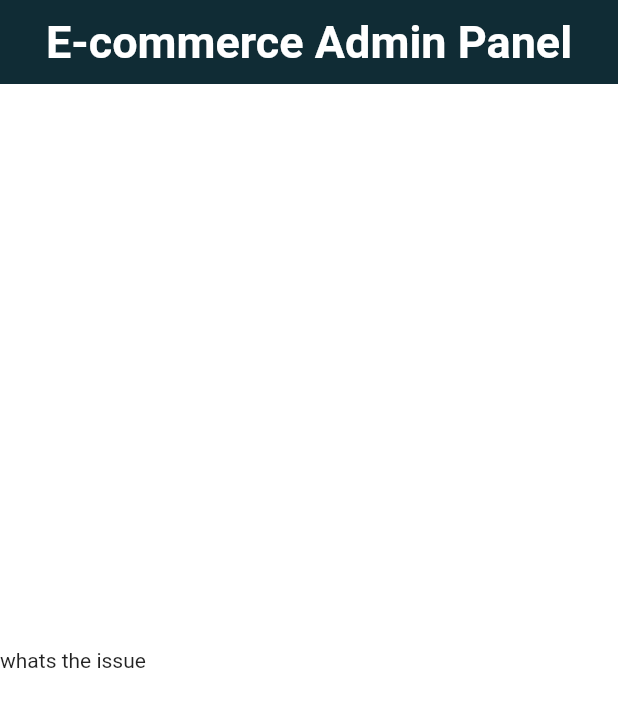
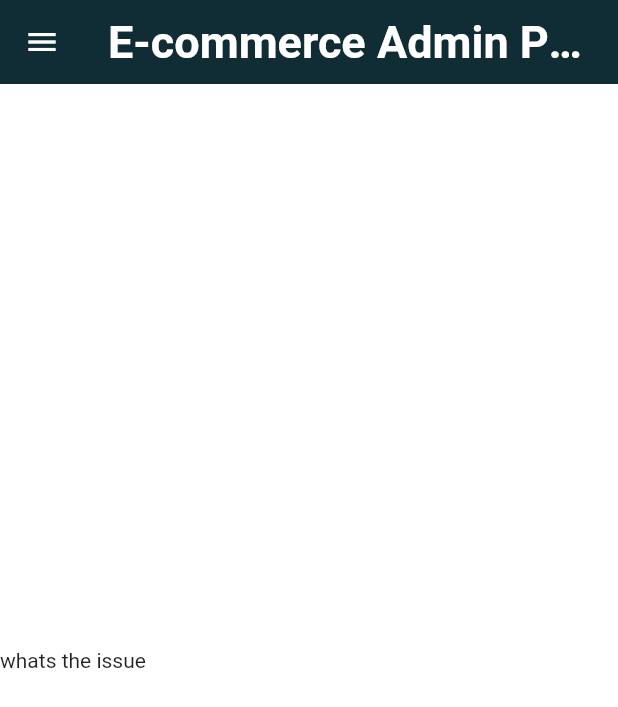
Before and after one commit to AscEmon/flutter_web_e-commerce_panel, a Flutter app: the screen it shows after launch, on a phone screen of 412 x 824 dp. Shown: the top 707 px of the screen. Run offline on Flutter 3.47's test engine with Material 2 defaults, Android fonts, the phone set to English and light mode, and no system bars; our stand-ins replace flutter_screenutil, get; Roboto replaces fonts that are missing (CircularStd).

Commit message:
add appbar with responsive

```diff
--- a/lib/Common/ResponsiveWidget.dart
+++ b/lib/Common/ResponsiveWidget.dart
@@ -1,5 +1,6 @@
 import 'package:flutter/material.dart';
 import 'package:futter_web_dashboard/Util/Constant.dart';
+import 'package:get/get.dart';
 
 class ResponsivenessWidget extends StatelessWidget {
   const ResponsivenessWidget(
@@ -13,6 +14,19 @@ class ResponsivenessWidget extends StatelessWidget {
   final Widget? mediumScreen;
   final Widget? smallScreen;
   final Widget? customScreen;
+
+  static bool isSmallScreen(BuildContext context) {
+    return Get.width < mediumScreenSize;
+  }
+
+  static bool isMediumScreen(BuildContext context) {
+    return Get.width >= mediumScreenSize &&
+        Get.width < largeScreenSize;
+  }
+
+  static bool isLargeScreen(BuildContext context) {
+    return Get.width > largeScreenSize;
+  }
 
   @override
   Widget build(BuildContext context) {
--- a/lib/GlobalWidget/GlobalWidget.dart
+++ b/lib/GlobalWidget/GlobalWidget.dart
@@ -1,9 +1,29 @@
 import 'package:flutter/material.dart';
 import 'package:futter_web_dashboard/Util/Constant.dart';
 import 'package:flutter_screenutil/flutter_screenutil.dart';
+import 'package:futter_web_dashboard/Common/ResponsiveWidget.dart';
 
 class GlobalWidget {
-  static AppBar customAppBar() => AppBar(
+  static AppBar customAppBar(
+          BuildContext context, GlobalKey<ScaffoldState> key) =>
+      AppBar(
+        leading: !ResponsivenessWidget.isSmallScreen(context)
+            ? Row(
+                children: [
+                  Padding(
+                    padding: const EdgeInsets.only(left: 16),
+                    child: Image.asset(
+                      "assets/icons/logo.png",
+                      width: 28,
+                    ),
+                  ),
+                ],
+              )
+            : IconButton(
+                icon: Icon(Icons.menu),
+                onPressed: () {
+                  key.currentState!.openDrawer();
+                }),
         title: Text(
           "E-commerce Admin Panel",
           style: TextStyle(
--- a/lib/Module/DashboardModule/Views/Components/LargeScreen.dart
+++ b/lib/Module/DashboardModule/Views/Components/LargeScreen.dart
@@ -18,7 +18,7 @@ class LargeScreen extends StatelessWidget {
         Expanded(
           flex: 5,
           child: Container(
-              decoration: BoxDecoration(
+            decoration: BoxDecoration(
               gradient: kPrimaryGradient,
             ),
           ),
--- a/lib/Module/DashboardModule/Views/DashboardScreen.dart
+++ b/lib/Module/DashboardModule/Views/DashboardScreen.dart
@@ -6,11 +6,12 @@ import 'package:futter_web_dashboard/GlobalWidget/GlobalWidget.dart';
 
 class DashBoardScreen extends ResponsivenessWidget {
   DashBoardScreen({Key? key}) : super(largeScreen: Container());
+   final GlobalKey<ScaffoldState> scaffoldKey = GlobalKey();
 
   @override
   Widget build(BuildContext context) {
     return Scaffold(
-      appBar: GlobalWidget.customAppBar(),
+      appBar: GlobalWidget.customAppBar(context,scaffoldKey),
       body: ResponsivenessWidget(
           largeScreen: LargeScreen(), smallScreen: SmallScreen()),
     );
--- a/pubspec.yaml
+++ b/pubspec.yaml
@@ -49,9 +49,8 @@ flutter:
   uses-material-design: true
 
   # To add assets to your application, add an assets section, like this:
-  # assets:
-  #   - images/a_dot_burr.jpeg
-  #   - images/a_dot_ham.jpeg
+  assets:
+    - assets/icons/
 
   # An image asset can refer to one or more resolution-specific "variants", see
   # https://flutter.dev/assets-and-images/#resolution-aware.
```
Also changed, not shown: assets/icons/logo.png (added).
